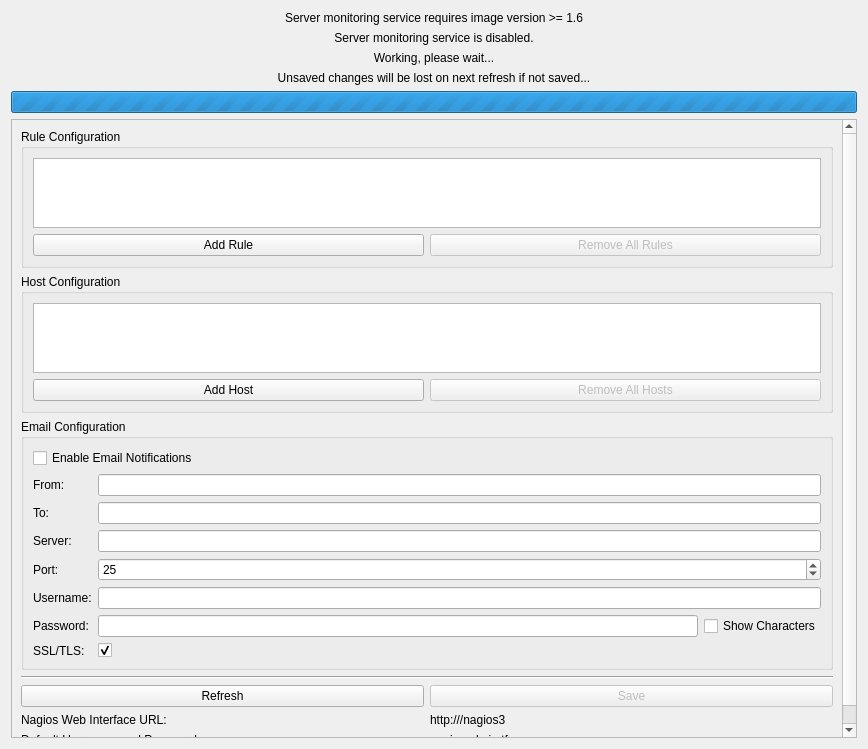
Before: the Qt Designer form src/brickv/plugin_system/plugins/red/ui/red_tab_settings_server_monitoring.ui in Tinkerforge/brickv, drawn with Qt 5.
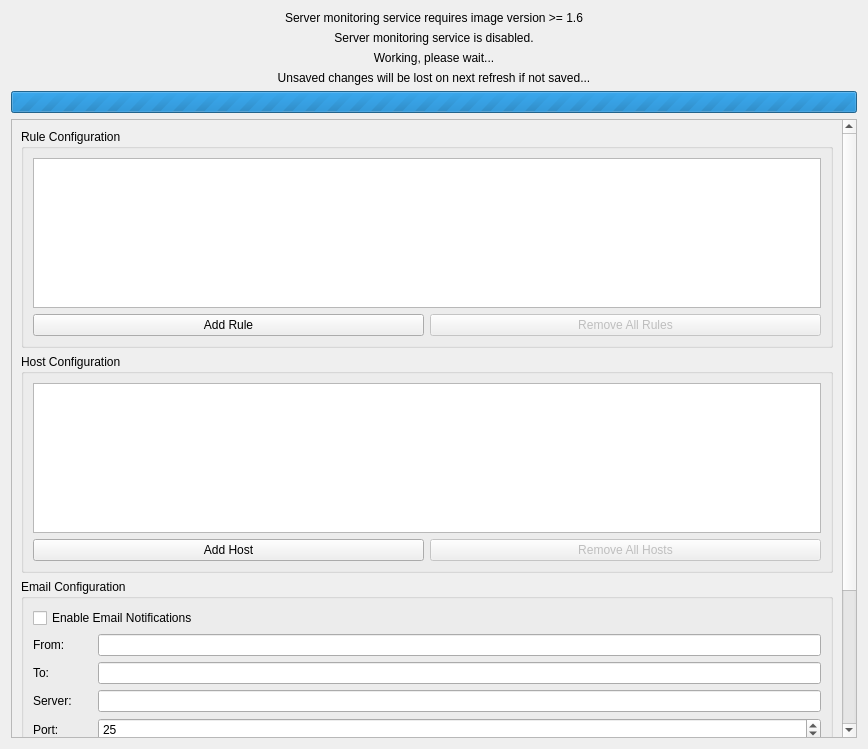
After: the same form once the commit is applied.

Commit message: red-brick: Minimum height for rules and hosts list in server monitoring tab

The edit to the form file:
```diff
--- a/src/brickv/plugin_system/plugins/red/ui/red_tab_settings_server_monitoring.ui
+++ b/src/brickv/plugin_system/plugins/red/ui/red_tab_settings_server_monitoring.ui
@@ -25,7 +25,7 @@
         <x>0</x>
         <y>0</y>
         <width>839</width>
-        <height>644</height>
+        <height>792</height>
        </rect>
       </property>
       <layout class="QGridLayout" name="gridLayout_3">
@@ -61,6 +61,12 @@
          <layout class="QGridLayout" name="gridLayout_6">
           <item row="0" column="0" colspan="2">
            <widget class="QTreeView" name="tview_sm_hosts">
+            <property name="minimumSize">
+             <size>
+              <width>0</width>
+              <height>150</height>
+             </size>
+            </property>
             <property name="editTriggers">
              <set>QAbstractItemView::NoEditTriggers</set>
             </property>
@@ -217,6 +223,12 @@
          <layout class="QGridLayout" name="gridLayout_2">
           <item row="0" column="0" colspan="2">
            <widget class="QTreeView" name="tview_sm_rules">
+            <property name="minimumSize">
+             <size>
+              <width>0</width>
+              <height>150</height>
+             </size>
+            </property>
             <property name="editTriggers">
              <set>QAbstractItemView::NoEditTriggers</set>
             </property>
```
